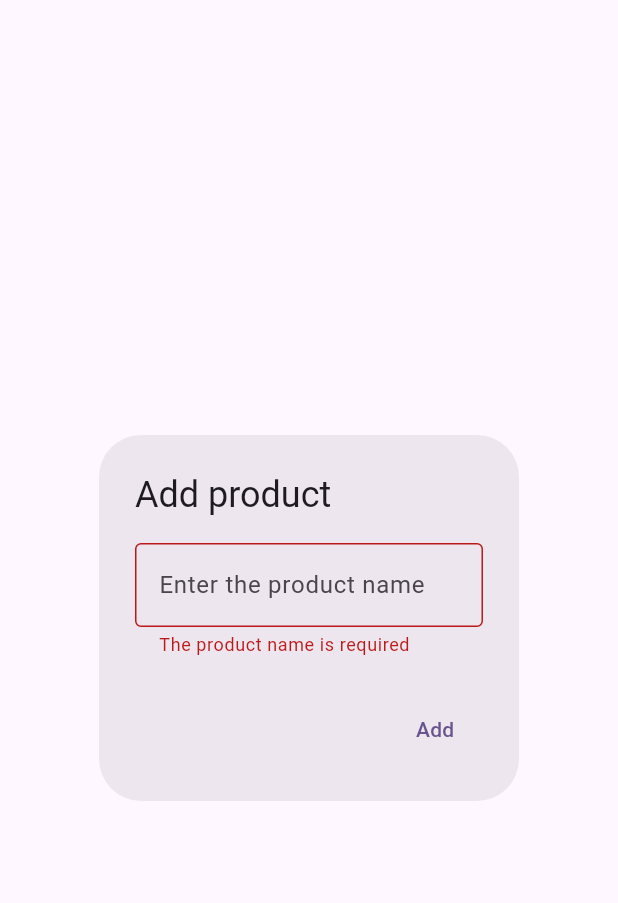
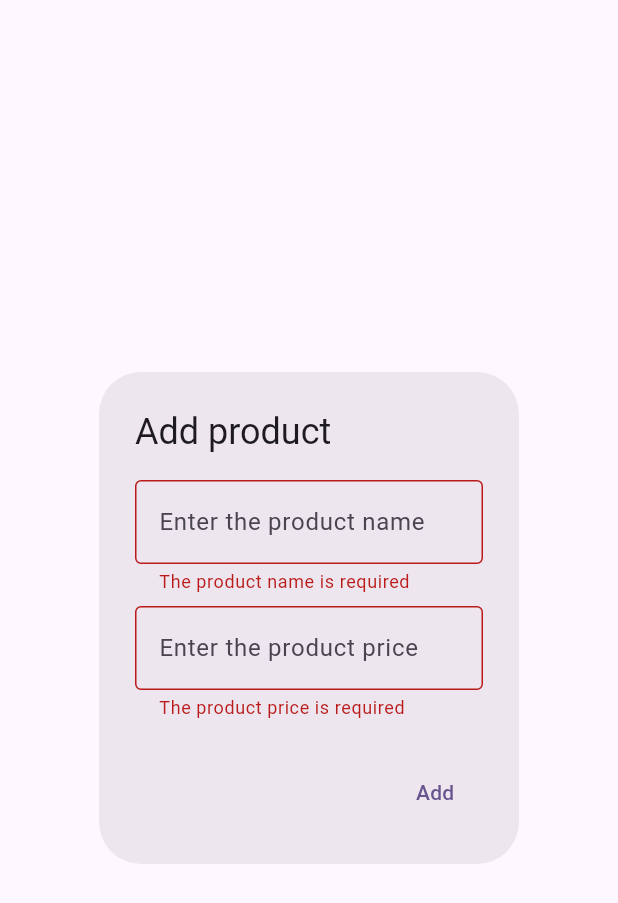
Before and after one commit to jorjaisozi/shopping-list, a Flutter app: the AddProductDialogCustom widget shown alone on an empty page, opened directly with empty values, after a tap on "Add", on a phone screen of 412 x 824 dp. Shown: the top 903 px of the screen. Run offline on Flutter 3.47's test engine with Material 3 defaults, Android fonts, the phone set to English and light mode, and no system bars.

Commit message:
feat: enter the product price

```diff
--- a/lib/features/home/data/models/product.dart
+++ b/lib/features/home/data/models/product.dart
@@ -1,5 +1,6 @@
 class Product {
-  const Product({required this.name});
+  const Product({required this.name, required this.price});
 
   final String name;
+  final int price;
 }
--- a/lib/features/home/presentation/widgets/add_product_dialog_custom.dart
+++ b/lib/features/home/presentation/widgets/add_product_dialog_custom.dart
@@ -1,4 +1,5 @@
 import 'package:flutter/material.dart';
+import 'package:flutter/services.dart';
 
 import 'package:shopping_list/features/home/data/models/product.dart';
 
@@ -14,6 +15,7 @@ class AddProductDialogCustom extends StatefulWidget {
 class _AddProductDialogCustomState extends State<AddProductDialogCustom> {
   final _formKey = GlobalKey<FormState>();
   final _productNameController = TextEditingController();
+  final _productPriceController = TextEditingController();
 
   @override
   void dispose() {
@@ -43,6 +45,27 @@ class _AddProductDialogCustomState extends State<AddProductDialogCustom> {
                 return null;
               },
             ),
+            const SizedBox(height: 8),
+            TextFormField(
+              controller: _productPriceController,
+              decoration: const InputDecoration(
+                border: OutlineInputBorder(),
+                hintText: 'Enter the product price',
+              ),
+              inputFormatters: [
+                FilteringTextInputFormatter.allow(RegExp(r'^\d+\.?\d{0,2}')),
+              ],
+              keyboardType: TextInputType.numberWithOptions(decimal: true),
+              validator: (value) {
+                if (value == null || value.trim().isEmpty) {
+                  return 'The product price is required';
+                }
+                if (double.tryParse(value)! < 0) {
+                  return 'Enter a valid price';
+                }
+                return null;
+              },
+            ),
           ],
         ),
       ),
@@ -52,7 +75,11 @@ class _AddProductDialogCustomState extends State<AddProductDialogCustom> {
           onPressed: () {
             if (_formKey.currentState!.validate()) {
               widget.addProduct(
-                Product(name: _productNameController.text.trim()),
+                Product(
+                  name: _productNameController.text.trim(),
+                  price: (double.tryParse(_productPriceController.text)! * 100)
+                      .round(),
+                ),
               );
               Navigator.of(context).pop();
             }
--- a/lib/features/home/presentation/widgets/product_list_view_custom.dart
+++ b/lib/features/home/presentation/widgets/product_list_view_custom.dart
@@ -20,6 +20,7 @@ class ProductListViewCustom extends StatelessWidget {
         Product product = products[index];
         return ListTile(
           title: Text(product.name),
+          subtitle: Text('\$${(product.price / 100).toStringAsFixed(2)}'),
           trailing: IconButton(
             icon: const Icon(Icons.delete),
             onPressed: () => deleteProduct(index),
```
